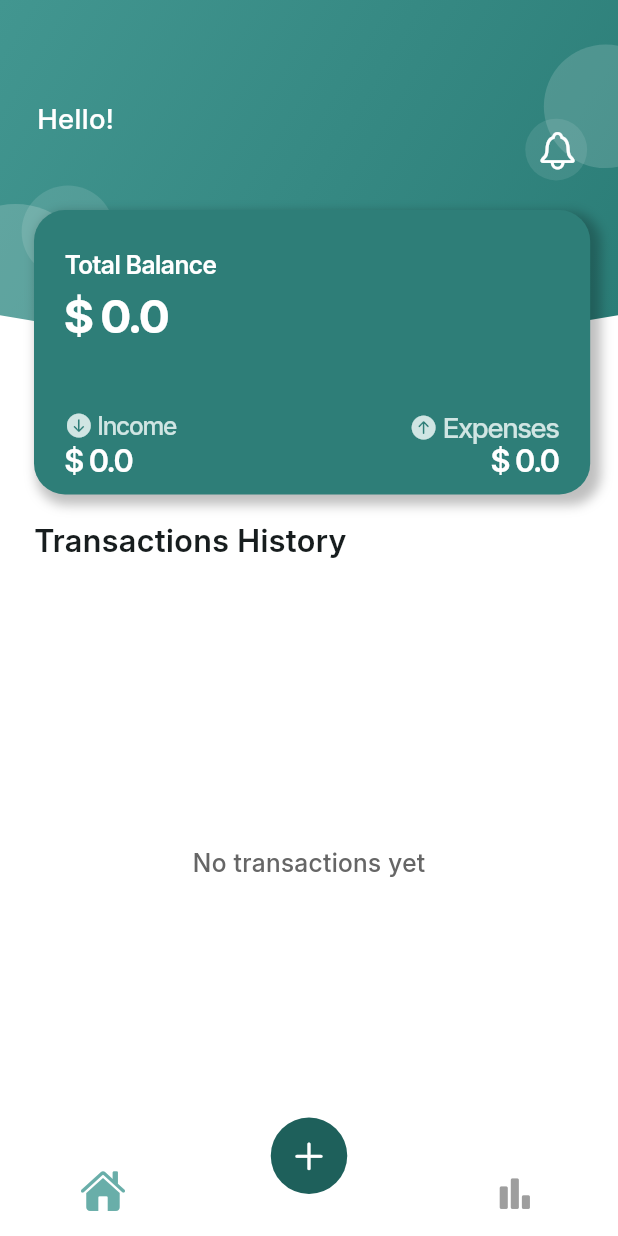
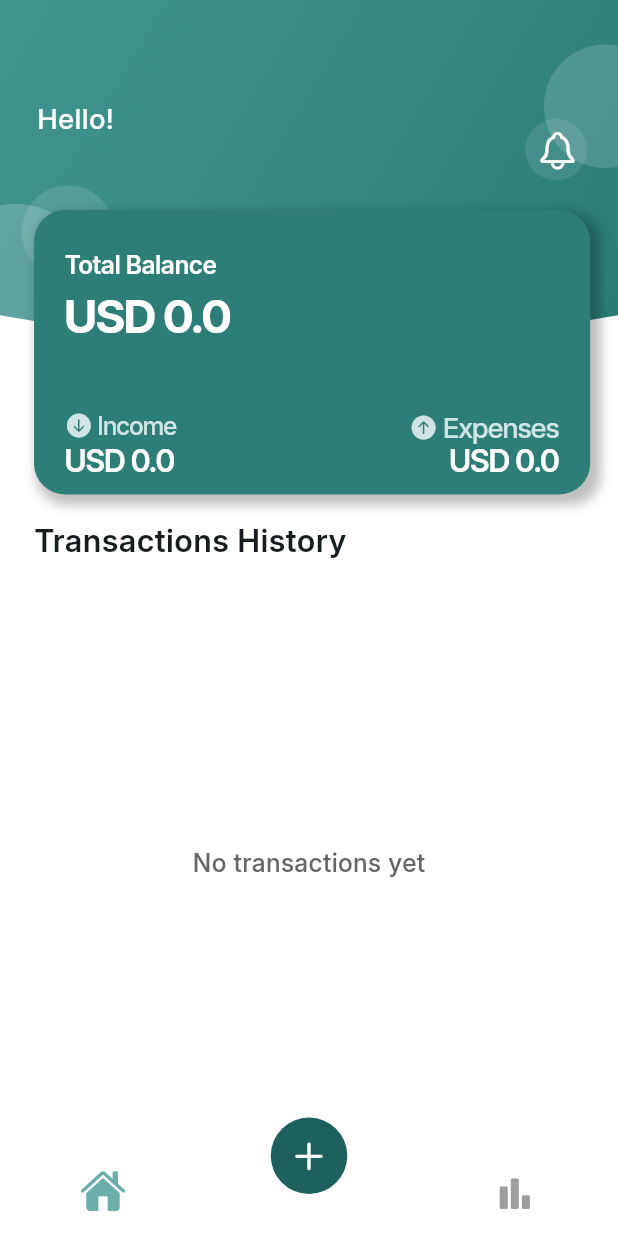
Before and after one commit to markbassem67/CashFlow-expenses-tracking-app, a Flutter app: the BiometricsScreen screen opened directly, after a tap on "Unlock", on a phone screen of 412 x 824 dp. Run offline on Flutter 3.47's test engine with Material 3 defaults, Android fonts, the phone set to English and light mode, and no system bars; drawn by our look-alikes of flutter_platform_widgets, persistent_bottom_nav_bar; our stand-ins replace flutter_bloc, hive, hive_flutter, local_auth, shared_preferences; missing offline and left inert: currency_picker; accounts and stored records are empty.

Commit message:
optimized app performance, added option to select desired currency

```diff
--- a/lib/data/repositories/user_repo.dart
+++ b/lib/data/repositories/user_repo.dart
@@ -32,4 +32,14 @@ class UserRepository {
   Future<bool> isLocalAuthEnabled() async {
     return true;
   }
+
+Future<void> setUserCurrency(String currency) async {
+    final prefs = await SharedPreferences.getInstance();
+    await prefs.setString('user_currency', currency);
+  }
+
+  Future<String> getUserCurrency() async {
+    final prefs = await SharedPreferences.getInstance();
+    return prefs.getString('user_currency') ?? 'USD';
+  }
 }
--- a/lib/logic/cubit/finance_cubit.dart
+++ b/lib/logic/cubit/finance_cubit.dart
@@ -25,13 +25,13 @@ class FinanceCubit extends Cubit<FinanceState> {
         return;
       }
 
-      await _loadAllData();
+      await loadAllData();
     } catch (e) {
       emit(FinanceError('Authentication failed: $e'));
     }
   }
 
-  Future<void> _loadAllData() async {
+  Future<void> loadAllData() async {
     emit(FinanceLoading());
 
     try {
@@ -39,6 +39,7 @@ class FinanceCubit extends Cubit<FinanceState> {
       final reminders = await reminderRepository.getAllReminders();
       final username = await userRepo.getUsername() ?? 'Guest';
       final biometricsEnabled = await userRepo.getBiometricsEnabled();
+      final currency = await userRepo.getUserCurrency();
 
       // Calculate stats
       final totalIncome = transactions
@@ -58,10 +59,25 @@ class FinanceCubit extends Cubit<FinanceState> {
           totalExpenses: totalExpenses,
           username: username,
           biometricsOn: biometricsEnabled,
+          currency: currency,
         ),
       );
     } catch (e) {
       emit(FinanceError('Failed to load data: $e'));
+    }
+  }
+
+  Future<void> setUserCurrency(String currency) async {
+    await userRepo.setUserCurrency(currency);
+
+    if (state is FinanceLoaded) {
+      final current = state as FinanceLoaded;
+      emit(
+        current.copyWith(
+          username: current.username,
+          biometricsOn: current.biometricsOn,
+        ),
+      );
     }
   }
 
@@ -108,6 +124,9 @@ class FinanceCubit extends Cubit<FinanceState> {
         reminders: state is FinanceLoaded
             ? (state as FinanceLoaded).reminders
             : [],
+        currency: state is FinanceLoaded
+            ? (state as FinanceLoaded).currency
+            : 'USD',
       ),
     );
   }
@@ -210,6 +229,9 @@ class FinanceCubit extends Cubit<FinanceState> {
         reminders: state is FinanceLoaded
             ? (state as FinanceLoaded).reminders
             : [],
+        currency: state is FinanceLoaded
+            ? (state as FinanceLoaded).currency
+            : 'USD',
       ),
     );
   }
@@ -253,7 +275,10 @@ class FinanceCubit extends Cubit<FinanceState> {
             : "Guest",
         reminders: state is FinanceLoaded
             ? (state as FinanceLoaded).reminders
-            : [ ]
+            : [],
+        currency: state is FinanceLoaded
+            ? (state as FinanceLoaded).currency
+            : 'USD',
       ),
     );
   }
--- a/lib/logic/cubit/finance_state.dart
+++ b/lib/logic/cubit/finance_state.dart
@@ -19,6 +19,7 @@ class FinanceLoaded extends FinanceState {
   //final List<Transaction> rankedtransactions;
   final List<Reminder> reminders;
   final bool biometricsOn;
+  final String currency;
 
   FinanceLoaded({
     required this.balance,
@@ -29,6 +30,7 @@ class FinanceLoaded extends FinanceState {
     // required this.rankedtransactions,
     required this.reminders,
     required this.biometricsOn,
+    required this.currency,
   });
 
   FinanceLoaded copyWith({
@@ -51,6 +53,7 @@ class FinanceLoaded extends FinanceState {
       // rankedtransactions: rankedtransactions ?? this.rankedtransactions,
       reminders: reminders ?? this.reminders,
       biometricsOn: biometricsOn,
+      currency: currency,
     );
   }
 }
--- a/lib/main.dart
+++ b/lib/main.dart
@@ -33,10 +33,7 @@ void main() async {
     BlocProvider(
       create: (context) =>
           FinanceCubit(transactionRepository, userRepo, localAuthRepo)
-            ..loadTransactions()
-            ..loadUsername()
-            ..loadReminders()
-            ..loadBiometricsSetting(),
+            ..loadAllData(),
 
       child: const MyApp(),
     ),
--- a/lib/presentation/screens/home_screen.dart
+++ b/lib/presentation/screens/home_screen.dart
@@ -114,6 +114,7 @@ class _HomeScreenState extends State<HomeScreen> {
                       state.totalIncome,
                       state.totalExpenses,
                       state.balance,
+                      state.currency,
                     ),
                   ],
                 ),
@@ -141,6 +142,7 @@ class _HomeScreenState extends State<HomeScreen> {
                   transactions: state.transactions,
                   reminders: state.reminders,
                   width: width,
+                  currency: state.currency,
                 ),
               ],
             ),
--- a/lib/presentation/screens/sign_up_screen.dart
+++ b/lib/presentation/screens/sign_up_screen.dart
@@ -121,6 +121,9 @@ class _SignUpState extends State<SignUp> {
                               context: context,
                               onSelect: (Currency currency) {
                                 selectedCurrency = currency.symbol;
+                                context.read<FinanceCubit>().setUserCurrency(
+                                  currency.symbol,
+                                );
                                 (context as Element).markNeedsBuild();
                               },
                             );
--- a/lib/presentation/widgets/balance_card.dart
+++ b/lib/presentation/widgets/balance_card.dart
@@ -7,6 +7,7 @@ class BalanceCardWidget {
     double income,
     double expenses,
     double totalBalance,
+    String currency,
   ) {
     return Builder(
       builder: (context) {
@@ -14,11 +15,11 @@ class BalanceCardWidget {
         final height = context.screenHeight;
 
         return Positioned(
-          top: height * 0.17, // instead of 155
-          left: width * 0.055, // instead of 30
+          top: height * 0.17,
+          left: width * 0.055,
           child: Container(
-            width: width * 0.9, // instead of 374
-            height: height * 0.23, // instead of 202
+            width: width * 0.9,
+            height: height * 0.23,
             decoration: BoxDecoration(
               color: const Color(0xFF2E7E78),
               borderRadius: BorderRadius.circular(width * 0.05),
@@ -70,7 +71,7 @@ class BalanceCardWidget {
                       ),
                       //SizedBox(height: height * 0.01),
                       Text(
-                        '\$ $totalBalance',
+                        '$currency ${totalBalance}',
                         style: TextStyle(
                           color: Colors.white,
                           fontSize: width * 0.075,
@@ -135,7 +136,7 @@ class BalanceCardWidget {
                   left: width * 0.05,
                   top: height * 0.185,
                   child: Text(
-                    '\$ $income',
+                    '$currency $income',
                     style: TextStyle(
                       color: Colors.white,
                       fontSize: width * 0.05,
@@ -150,7 +151,7 @@ class BalanceCardWidget {
                   right: width * 0.05,
                   top: height * 0.185,
                   child: Text(
-                    '\$ $expenses',
+                    '$currency $expenses',
                     style: TextStyle(
                       color: Colors.white,
                       fontSize: width * 0.05,
```
Also changed, not shown: lib/presentation/screens/stats_screen.dart (+66 -51 lines), lib/presentation/widgets/build_homescreen_lists.dart (+8 -3 lines).
